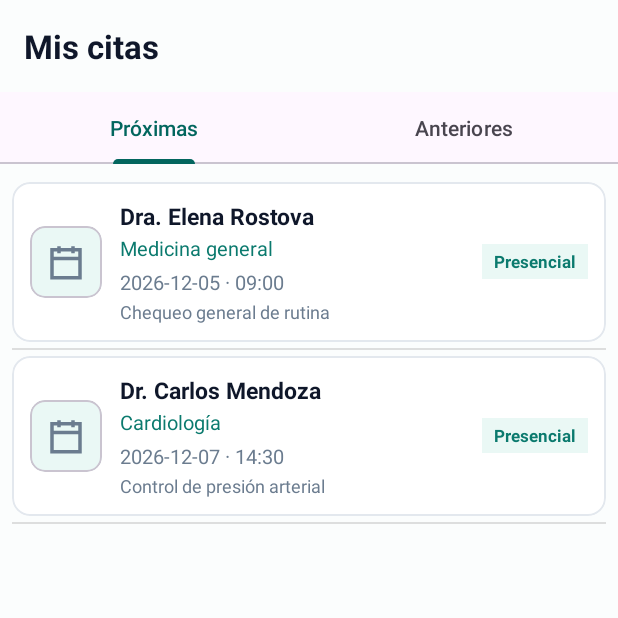
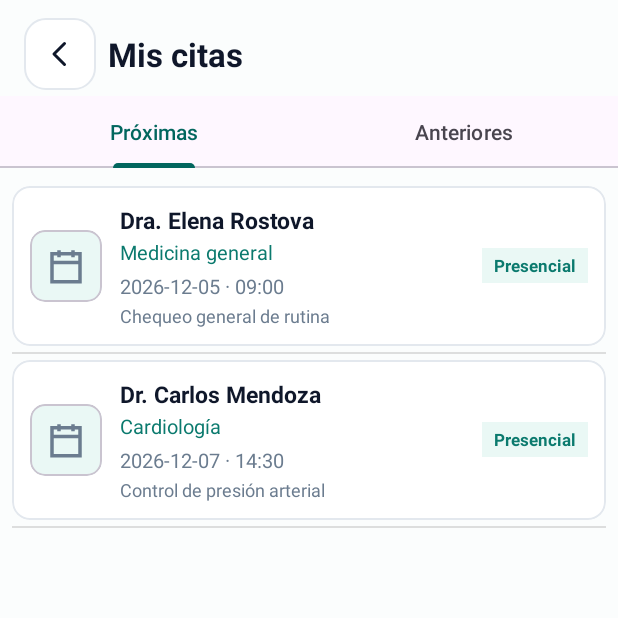
Before and after one commit to Jose200863/Aplicacion-HealthCare, an Android app: the MisCitasActivity screen opened directly, with no data from a screen before it, on a phone screen of 412 x 824 dp, the top half of it. Run offline under Robolectric (Android 15) with nearby library versions, the phone set to English and light mode, and no system bars.

Commit message:
botones para devolver la pagina

```diff
--- a/app/src/main/java/com/example/aplicacion_healthcare/MisCitasActivity.kt
+++ b/app/src/main/java/com/example/aplicacion_healthcare/MisCitasActivity.kt
@@ -3,6 +3,7 @@ package com.example.aplicacion_healthcare
 import android.content.Intent
 import android.os.Bundle
 import android.view.View
+import android.widget.ImageButton
 import android.widget.ListView
 import android.widget.TextView
 import android.widget.Toast
@@ -17,6 +18,7 @@ import com.google.android.material.tabs.TabLayout
 // Pantalla 6: lista de citas (próximas y anteriores) con pestañas.
 class MisCitasActivity : AppCompatActivity() {
 
+    private lateinit var btnAtras: ImageButton
     private lateinit var tabLayout: TabLayout
     private lateinit var lvCitas: ListView
     private lateinit var tvSinCitas: TextView
@@ -34,9 +36,12 @@ class MisCitasActivity : AppCompatActivity() {
             insets
         }
 
+        btnAtras = findViewById(R.id.btnAtras)
         tabLayout = findViewById(R.id.tabLayout)
         lvCitas = findViewById(R.id.lvCitas)
         tvSinCitas = findViewById(R.id.tvSinCitas)
+
+        btnAtras.setOnClickListener { finish() }
 
         configurarTabs()
     }
--- a/app/src/main/res/layout/activity_mis_citas.xml
+++ b/app/src/main/res/layout/activity_mis_citas.xml
@@ -6,14 +6,35 @@
     android:orientation="vertical"
     android:background="@color/blanco_fondo">
 
-    <TextView
+    <LinearLayout
         android:layout_width="match_parent"
         android:layout_height="wrap_content"
-        android:padding="16dp"
-        android:text="@string/titulo_mis_citas"
-        android:textSize="22sp"
-        android:textStyle="bold"
-        android:textColor="@color/navy_texto" />
+        android:gravity="center_vertical"
+        android:orientation="horizontal"
+        android:paddingStart="16dp"
+        android:paddingTop="12dp"
+        android:paddingEnd="16dp"
+        android:paddingBottom="4dp">
+
+        <ImageButton
+            android:id="@+id/btnAtras"
+            android:layout_width="48dp"
+            android:layout_height="48dp"
+            android:background="@drawable/bg_busqueda"
+            android:contentDescription="@string/medicos_volver"
+            android:src="@drawable/ic_flecha_atras" />
+
+        <TextView
+            android:layout_width="0dp"
+            android:layout_height="wrap_content"
+            android:layout_marginStart="8dp"
+            android:layout_weight="1"
+            android:text="@string/titulo_mis_citas"
+            android:textSize="22sp"
+            android:textStyle="bold"
+            android:textColor="@color/navy_texto" />
+
+    </LinearLayout>
 
     <com.google.android.material.tabs.TabLayout
         android:id="@+id/tabLayout"
```
Also changed, not shown: app/src/main/java/com/example/aplicacion_healthcare/DetalleMedicoActivity.kt (+13 -0 lines), app/src/main/res/layout/activity_detalle_medico.xml (+20 -1 lines).
